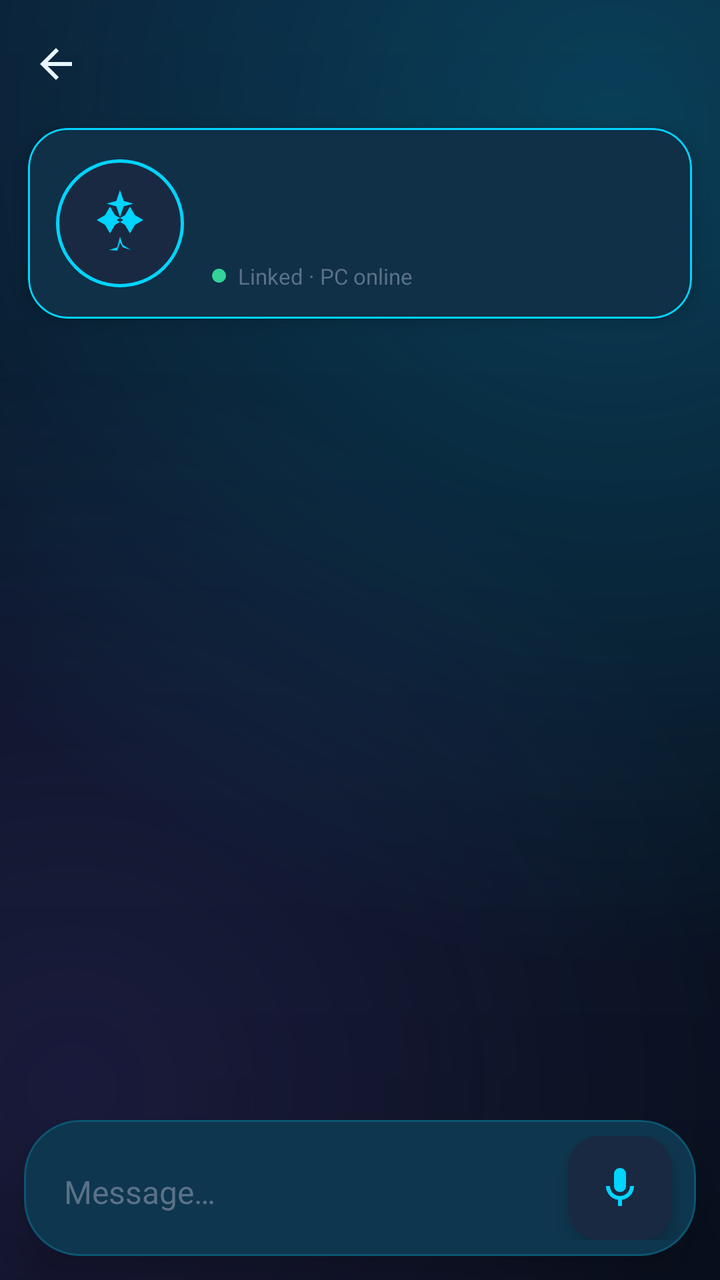
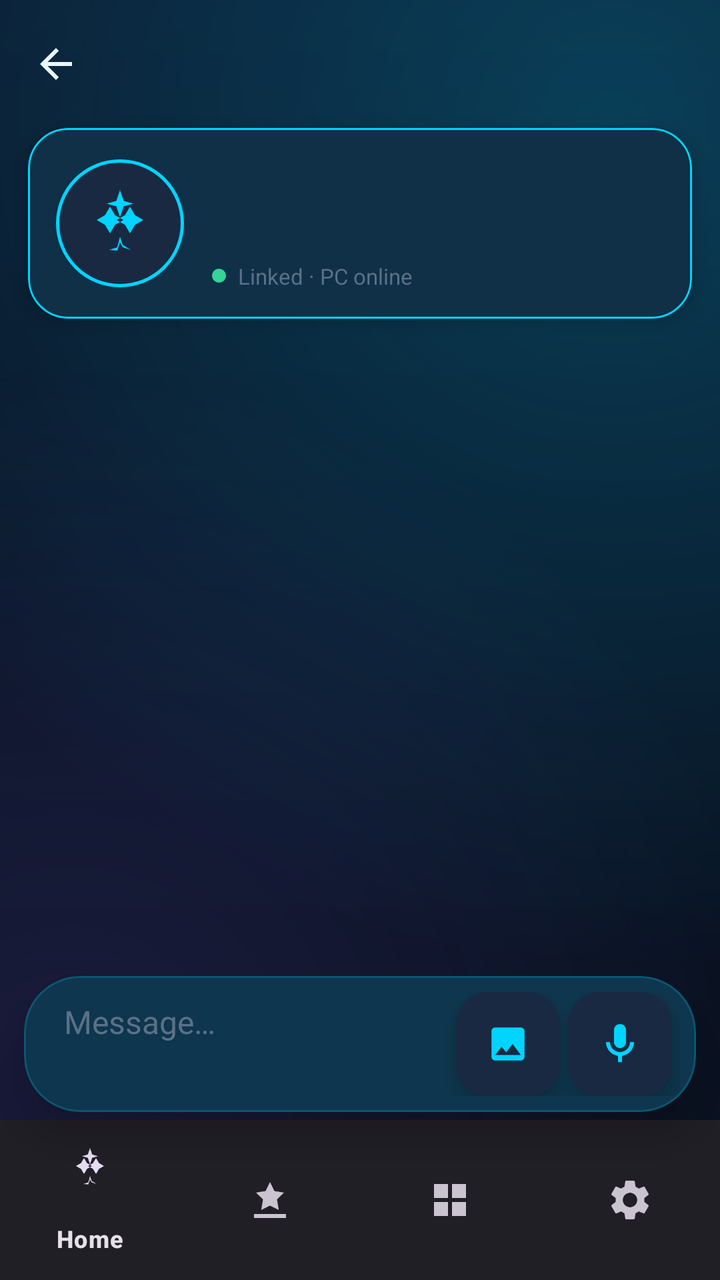

Compare the two renders of this Android layout. The source of the first and the diff that turns it into the second are given below.
<!-- AndroidManifest.xml: application theme Theme.RemoteCompanion -->
<!-- res/layout/activity_chat.xml -->
<?xml version="1.0" encoding="utf-8"?>
<androidx.coordinatorlayout.widget.CoordinatorLayout xmlns:android="http://schemas.android.com/apk/res/android"
    xmlns:app="http://schemas.android.com/apk/res-auto"
    android:id="@+id/chatRoot"
    android:layout_width="match_parent"
    android:layout_height="match_parent"
    android:background="@drawable/bg_chat_branded"
    android:fitsSystemWindows="true">

    <com.google.android.material.appbar.AppBarLayout
        android:id="@+id/chatAppBar"
        android:layout_width="match_parent"
        android:layout_height="wrap_content"
        android:background="@android:color/transparent"
        app:elevation="0dp">

        <com.google.android.material.appbar.MaterialToolbar
            android:id="@+id/chatToolbar"
            style="@style/Widget.RemoteCompanion.Toolbar"
            android:layout_width="match_parent"
            android:layout_height="?attr/actionBarSize"
            app:navigationIcon="@drawable/ic_back" />

        <com.google.android.material.card.MaterialCardView
            android:id="@+id/personaHeaderCard"
            android:layout_width="match_parent"
            android:layout_height="wrap_content"
            android:layout_marginStart="14dp"
            android:layout_marginEnd="14dp"
            android:layout_marginBottom="8dp"
            app:cardBackgroundColor="@color/hv_surface"
            app:cardCornerRadius="20dp"
            app:cardElevation="6dp"
            app:strokeColor="@color/hv_primary"
            app:strokeWidth="1dp">

            <FrameLayout
                android:layout_width="match_parent"
                android:layout_height="wrap_content">

                <View
                    android:id="@+id/personaHeaderGlow"
                    android:layout_width="match_parent"
                    android:layout_height="match_parent"
                    android:alpha="0.25" />

                <LinearLayout
                    android:layout_width="match_parent"
                    android:layout_height="wrap_content"
                    android:gravity="center_vertical"
                    android:orientation="horizontal"
                    android:padding="14dp">

                    <FrameLayout
                        android:layout_width="64dp"
                        android:layout_height="64dp">

                        <View
                            android:id="@+id/personaAvatarRing"
                            android:layout_width="match_parent"
                            android:layout_height="match_parent"
                            android:background="@drawable/bg_avatar_assistant" />

                        <ImageView
                            android:id="@+id/personaAvatar"
                            android:layout_width="match_parent"
                            android:layout_height="match_parent"
                            android:contentDescription="@null"
                            android:padding="12dp"
                            android:src="@drawable/ic_sparkle" />
                    </FrameLayout>

                    <LinearLayout
                        android:layout_width="0dp"
                        android:layout_height="wrap_content"
                        android:layout_marginStart="14dp"
                        android:layout_weight="1"
                        android:orientation="vertical">

                        <TextView
                            android:id="@+id/personaName"
                            android:layout_width="wrap_content"
                            android:layout_height="wrap_content"
                            android:textColor="@color/hv_primary"
                            android:textSize="20sp"
                            android:textStyle="bold" />

                        <TextView
                            android:id="@+id/personaDescription"
                            android:layout_width="wrap_content"
                            android:layout_height="wrap_content"
                            android:layout_marginTop="2dp"
                            android:ellipsize="end"
                            android:maxLines="2"
                            android:textColor="@color/hv_text_secondary"
                            android:textSize="13sp" />

                        <LinearLayout
                            android:layout_width="wrap_content"
                            android:layout_height="wrap_content"
                            android:layout_marginTop="6dp"
                            android:gravity="center_vertical"
                            android:orientation="horizontal">

                            <View
                                android:id="@+id/personaOnlineDot"
                                android:layout_width="7dp"
                                android:layout_height="7dp"
                                android:background="@drawable/bg_status_dot_connected" />

                            <TextView
                                android:id="@+id/personaStatusLabel"
                                android:layout_width="wrap_content"
                                android:layout_height="wrap_content"
                                android:layout_marginStart="6dp"
                                android:text="@string/persona_online"
                                android:textColor="@color/hv_text_muted"
                                android:textSize="11sp" />
                        </LinearLayout>
                    </LinearLayout>
                </LinearLayout>
            </FrameLayout>
        </com.google.android.material.card.MaterialCardView>
    </com.google.android.material.appbar.AppBarLayout>

    <androidx.recyclerview.widget.RecyclerView
        android:id="@+id/chatRecycler"
        android:layout_width="match_parent"
        android:layout_height="match_parent"
        android:clipToPadding="false"
        android:paddingTop="4dp"
        android:paddingBottom="120dp"
        app:layout_behavior="@string/appbar_scrolling_view_behavior" />

    <com.google.android.material.card.MaterialCardView
        android:id="@+id/recordingOverlay"
        android:layout_width="match_parent"
        android:layout_height="wrap_content"
        android:layout_gravity="bottom"
        android:layout_marginStart="16dp"
        android:layout_marginEnd="16dp"
        android:layout_marginBottom="88dp"
        android:visibility="gone"
        app:cardBackgroundColor="@color/hv_surface_elevated"
        app:cardCornerRadius="20dp"
        app:strokeColor="#55EF4444"
        app:strokeWidth="1dp">

        <LinearLayout
            android:layout_width="match_parent"
            android:layout_height="wrap_content"
            android:gravity="center_vertical"
            android:orientation="horizontal"
            android:padding="16dp">

            <View
                android:id="@+id/recordingPulseDot"
                android:layout_width="12dp"
                android:layout_height="12dp"
                android:background="@drawable/bg_recording_dot" />

            <LinearLayout
                android:layout_width="0dp"
                android:layout_height="wrap_content"
                android:layout_marginStart="12dp"
                android:layout_weight="1"
                android:orientation="vertical">

                <TextView
                    android:layout_width="wrap_content"
                    android:layout_height="wrap_content"
                    android:text="@string/recording_active"
                    android:textColor="@color/hv_text_primary"
                    android:textStyle="bold" />

                <TextView
                    android:id="@+id/recordingTimerText"
                    android:layout_width="wrap_content"
                    android:layout_height="wrap_content"
                    android:text="@string/recording_hint"
                    android:textColor="@color/hv_text_secondary"
                    android:textSize="12sp" />
            </LinearLayout>

            <com.google.android.material.button.MaterialButton
                android:id="@+id/stopRecordingButton"
                style="@style/Widget.Material3.Button.TonalButton"
                android:layout_width="wrap_content"
                android:layout_height="wrap_content"
                android:text="@string/button_stop_send"
                app:backgroundTint="#33EF4444" />
        </LinearLayout>
    </com.google.android.material.card.MaterialCardView>

    <com.google.android.material.card.MaterialCardView
        android:id="@+id/inputBarCard"
        android:layout_width="match_parent"
        android:layout_height="wrap_content"
        android:layout_gravity="bottom"
        android:layout_margin="12dp"
        app:cardBackgroundColor="@color/hv_surface"
        app:cardCornerRadius="@dimen/input_bar_radius"
        app:cardElevation="12dp"
        app:strokeColor="@color/hv_bubble_stroke"
        app:strokeWidth="1dp">

        <LinearLayout
            android:layout_width="match_parent"
            android:layout_height="wrap_content"
            android:gravity="bottom"
            android:orientation="horizontal"
            android:padding="8dp">

            <com.google.android.material.textfield.TextInputEditText
                android:id="@+id/messageInput"
                android:layout_width="0dp"
                android:layout_height="wrap_content"
                android:layout_weight="1"
                android:background="@android:color/transparent"
                android:hint="@string/hint_message"
                android:imeOptions="actionSend"
                android:inputType="textCapSentences|textMultiLine"
                android:maxLines="5"
                android:minHeight="48dp"
                android:paddingStart="12dp"
                android:paddingEnd="8dp"
                android:textColor="@color/hv_text_primary"
                android:textColorHint="@color/hv_text_muted"
                android:textSize="16sp" />

            <com.google.android.material.floatingactionbutton.FloatingActionButton
                android:id="@+id/micFab"
                android:layout_width="wrap_content"
                android:layout_height="wrap_content"
                android:layout_marginEnd="4dp"
                android:contentDescription="@string/cd_mic"
                app:backgroundTint="@color/hv_surface_elevated"
                app:fabCustomSize="@dimen/fab_size"
                app:maxImageSize="24dp"
                app:srcCompat="@drawable/ic_mic"
                app:tint="@color/hv_primary" />

            <com.google.android.material.floatingactionbutton.FloatingActionButton
                android:id="@+id/sendFab"
                android:layout_width="wrap_content"
                android:layout_height="wrap_content"
                android:contentDescription="@string/cd_send"
                android:visibility="gone"
                app:backgroundTint="@color/hv_primary"
                app:fabCustomSize="@dimen/fab_size"
                app:maxImageSize="24dp"
                app:srcCompat="@drawable/ic_send"
                app:tint="@color/hv_background" />
        </LinearLayout>
    </com.google.android.material.card.MaterialCardView>

</androidx.coordinatorlayout.widget.CoordinatorLayout>
<!-- resources referenced by this layout -->
<resources>
  <color name="hv_background">#070E1A</color>
  <color name="hv_bubble_stroke">#3300D4FF</color>
  <color name="hv_primary">#00D4FF</color>
  <color name="hv_surface">#111D32</color>
  <color name="hv_surface_elevated">#1A2942</color>
  <color name="hv_text_muted">#5A7188</color>
  <color name="hv_text_primary">#E8F7FF</color>
  <color name="hv_text_secondary">#8BA4B8</color>
  <dimen name="fab_size">52dp</dimen>
  <dimen name="input_bar_radius">28dp</dimen>
  <!-- drawable bg_avatar_assistant (drawable) -->
  <?xml version="1.0" encoding="utf-8"?>
  <shape xmlns:android="http://schemas.android.com/apk/res/android"
      android:shape="oval">
      <solid android:color="@color/hv_surface_elevated" />
      <stroke
          android:width="1.5dp"
          android:color="@color/hv_primary" />
  </shape>
  <!-- drawable bg_recording_dot (drawable) -->
  <?xml version="1.0" encoding="utf-8"?>
  <shape xmlns:android="http://schemas.android.com/apk/res/android"
      android:shape="oval">
      <solid android:color="@color/hv_recording" />
  </shape>
  <!-- drawable bg_status_dot_connected (drawable) -->
  <?xml version="1.0" encoding="utf-8"?>
  <shape xmlns:android="http://schemas.android.com/apk/res/android"
      android:shape="oval">
      <solid android:color="@color/hv_success" />
  </shape>
  <!-- drawable ic_back (drawable) -->
  <vector xmlns:android="http://schemas.android.com/apk/res/android"
      android:width="24dp"
      android:height="24dp"
      android:viewportWidth="24"
      android:viewportHeight="24">
      <path
          android:fillColor="#E8F7FF"
          android:pathData="M20,11H7.83l5.59,-5.59L12,4l-8,8 8,8 1.41,-1.41L7.83,13H20v-2z" />
  </vector>
  <!-- drawable ic_mic (drawable) -->
  <vector xmlns:android="http://schemas.android.com/apk/res/android"
      android:width="24dp"
      android:height="24dp"
      android:viewportWidth="24"
      android:viewportHeight="24">
      <path
          android:fillColor="#E8F7FF"
          android:pathData="M12,14c1.66,0 3,-1.34 3,-3V5c0,-1.66 -1.34,-3 -3,-3S9,3.34 9,5v6c0,1.66 1.34,3 3,3z" />
      <path
          android:fillColor="#E8F7FF"
          android:pathData="M17,11c0,2.76 -2.24,5 -5,5s-5,-2.24 -5,-5H5c0,3.53 2.61,6.43 6,6.92V21h2v-3.08c3.39,-0.49 6,-3.39 6,-6.92h-2z" />
  </vector>
  <!-- drawable ic_send (drawable) -->
  <vector xmlns:android="http://schemas.android.com/apk/res/android"
      android:width="24dp"
      android:height="24dp"
      android:viewportWidth="24"
      android:viewportHeight="24">
      <path
          android:fillColor="#E8F7FF"
          android:pathData="M2.01,21L23,12 2.01,3 2,10l15,2 -15,2z" />
  </vector>
  <string name="button_stop_send">Stop &amp; send</string>
  <string name="cd_mic">Record voice message</string>
  <string name="cd_send">Send message</string>
  <string name="hint_message">Message…</string>
  <string name="persona_online">Linked · PC online</string>
  <string name="recording_active">Capturing voice…</string>
  <string name="recording_hint">Tap stop when finished</string>
  <style name="Widget.RemoteCompanion.Toolbar" parent="Widget.Material3.Toolbar">
          <item name="android:background">@android:color/transparent</item>
          <item name="titleTextColor">@color/hv_text_primary</item>
          <item name="subtitleTextColor">@color/hv_text_secondary</item>
      </style>
  <color name="hv_recording">#EF4444</color>
  <color name="hv_success">#34D399</color>
  <color name="hv_accent">#8B5CF6</color>
  <!-- unchanged entries left out for length: 5 -->
</resources>

<!-- the commit's change to res/layout/activity_chat.xml (unified diff, before → after) -->
@@ -139,7 +139,7 @@
         android:layout_gravity="bottom"
         android:layout_marginStart="16dp"
         android:layout_marginEnd="16dp"
-        android:layout_marginBottom="88dp"
+        android:layout_marginBottom="160dp"
         android:visibility="gone"
         app:cardBackgroundColor="@color/hv_surface_elevated"
         app:cardCornerRadius="20dp"
@@ -197,7 +197,10 @@
         android:layout_width="match_parent"
         android:layout_height="wrap_content"
         android:layout_gravity="bottom"
-        android:layout_margin="12dp"
+        android:layout_marginStart="12dp"
+        android:layout_marginEnd="12dp"
+        android:layout_marginTop="12dp"
+        android:layout_marginBottom="84dp"
         app:cardBackgroundColor="@color/hv_surface"
         app:cardCornerRadius="@dimen/input_bar_radius"
         app:cardElevation="12dp"
@@ -217,16 +220,32 @@
                 android:layout_height="wrap_content"
                 android:layout_weight="1"
                 android:background="@android:color/transparent"
+                android:gravity="top|start"
                 android:hint="@string/hint_message"
                 android:imeOptions="actionSend"
                 android:inputType="textCapSentences|textMultiLine"
-                android:maxLines="5"
+                android:maxLines="6"
                 android:minHeight="48dp"
+                android:overScrollMode="ifContentScrolls"
                 android:paddingStart="12dp"
                 android:paddingEnd="8dp"
+                android:scrollbars="vertical"
+                android:scrollHorizontally="false"
                 android:textColor="@color/hv_text_primary"
                 android:textColorHint="@color/hv_text_muted"
                 android:textSize="16sp" />
+
+            <com.google.android.material.floatingactionbutton.FloatingActionButton
+                android:id="@+id/attachFab"
+                android:layout_width="wrap_content"
+                android:layout_height="wrap_content"
+                android:layout_marginEnd="4dp"
+                android:contentDescription="@string/cd_attach_image"
+                app:backgroundTint="@color/hv_surface_elevated"
+                app:fabCustomSize="@dimen/fab_size"
+                app:maxImageSize="22dp"
+                app:srcCompat="@drawable/ic_attach_image"
+                app:tint="@color/hv_primary" />
 
             <com.google.android.material.floatingactionbutton.FloatingActionButton
                 android:id="@+id/micFab"
@@ -254,4 +273,11 @@
         </LinearLayout>
     </com.google.android.material.card.MaterialCardView>
 
+    <com.google.android.material.bottomnavigation.BottomNavigationView
+        android:id="@+id/bottomNav"
+        android:layout_width="match_parent"
+        android:layout_height="wrap_content"
+        android:layout_gravity="bottom"
+        app:menu="@menu/menu_bottom_nav" />
+
 </androidx.coordinatorlayout.widget.CoordinatorLayout>
<!-- resource entries referenced after the edit -->
@@ -31,6 +31,16 @@
       android:shape="oval">
       <solid android:color="@color/hv_success" />
   </shape>
+  <!-- drawable ic_attach_image (drawable) -->
+  <vector xmlns:android="http://schemas.android.com/apk/res/android"
+      android:width="24dp"
+      android:height="24dp"
+      android:viewportWidth="24"
+      android:viewportHeight="24">
+      <path
+          android:fillColor="#FFFFFFFF"
+          android:pathData="M19,3H5c-1.1,0 -2,0.9 -2,2v14c0,1.1 0.9,2 2,2h14c1.1,0 2,-0.9 2,-2V5c0,-1.1 -0.9,-2 -2,-2zM8.5,13.5l2.5,3 3.5,-4.5 4.5,6H5l3.5,-4.5z" />
+  </vector>
   <!-- drawable ic_back (drawable) -->
   <vector xmlns:android="http://schemas.android.com/apk/res/android"
       android:width="24dp"
@@ -65,6 +75,7 @@
           android:pathData="M2.01,21L23,12 2.01,3 2,10l15,2 -15,2z" />
   </vector>
   <string name="button_stop_send">Stop &amp; send</string>
+  <string name="cd_attach_image">Attach image</string>
   <string name="cd_mic">Record voice message</string>
   <string name="cd_send">Send message</string>
   <string name="hint_message">Message…</string>
